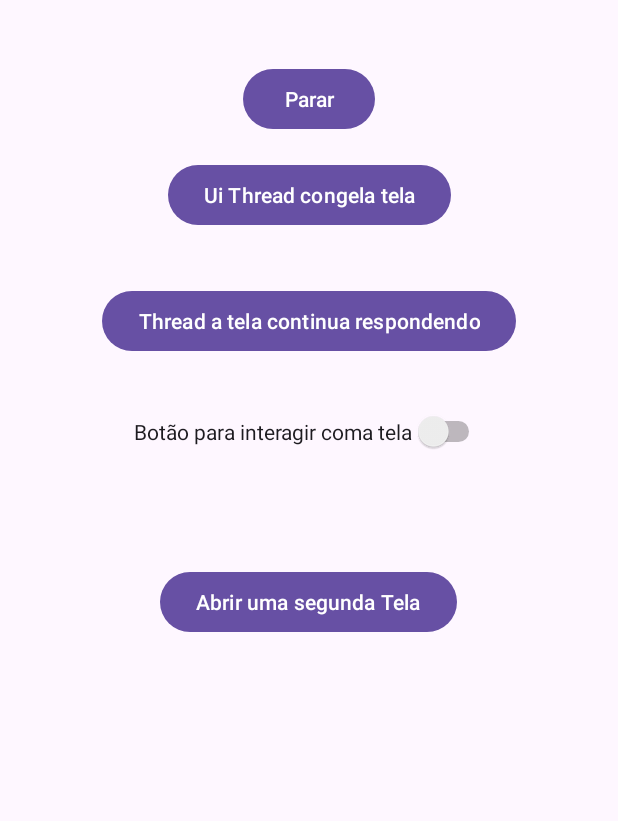
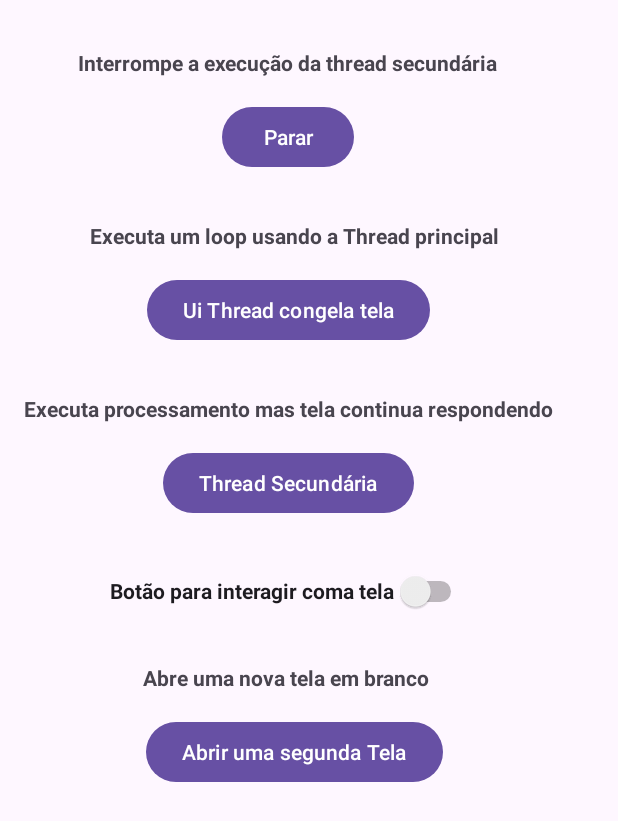
Before and after one commit to WesleySchuab/AulaThreadKotlin, an Android app: the layout activity_main.xml on its own in the app's theme, with its tools: preview values and no code run, on a phone screen of 412 x 824 dp. Shown: the top 821 px of the screen. Run offline under Robolectric (Android 15) with nearby library versions, the phone set to English and light mode, and no system bars.

Commit message:
Adicionando titulos

```diff
--- a/app/src/main/res/layout/activity_main.xml
+++ b/app/src/main/res/layout/activity_main.xml
@@ -3,22 +3,9 @@
     xmlns:app="http://schemas.android.com/apk/res-auto"
     xmlns:tools="http://schemas.android.com/tools"
     android:id="@+id/main"
-    android:layout_width="match_parent"
-    android:layout_height="match_parent"
+    android:layout_width="wrap_content"
+    android:layout_height="wrap_content"
     tools:context=".MainActivity">
-
-    <Button
-        android:id="@+id/btnParar"
-        android:layout_width="wrap_content"
-        android:layout_height="wrap_content"
-        android:layout_marginStart="16dp"
-        android:layout_marginTop="42dp"
-        android:layout_marginEnd="16dp"
-        android:text="Parar"
-        app:layout_constraintEnd_toEndOf="parent"
-        app:layout_constraintHorizontal_bias="0.5"
-        app:layout_constraintStart_toStartOf="parent"
-        app:layout_constraintTop_toTopOf="parent" />
 
     <Button
         android:id="@+id/btnInciar"
@@ -29,41 +16,104 @@
         android:layout_marginEnd="16dp"
         android:text="Ui Thread congela tela"
         app:layout_constraintEnd_toEndOf="parent"
-        app:layout_constraintHorizontal_bias="0.5"
         app:layout_constraintStart_toStartOf="parent"
-        app:layout_constraintTop_toBottomOf="@+id/btnParar" />
+        app:layout_constraintTop_toBottomOf="@+id/textView2" />
 
-    <Switch
-        android:id="@+id/switch1"
+    <Button
+        android:id="@+id/btnParar"
         android:layout_width="wrap_content"
         android:layout_height="wrap_content"
-        android:layout_marginTop="36dp"
-        android:text="Botão para interagir coma tela"
+        android:layout_marginStart="16dp"
+        android:layout_marginTop="16dp"
+        android:layout_marginEnd="16dp"
+        android:text="Parar"
         app:layout_constraintEnd_toEndOf="parent"
-        app:layout_constraintHorizontal_bias="0.5"
+        app:layout_constraintHorizontal_bias="0.498"
         app:layout_constraintStart_toStartOf="parent"
-        app:layout_constraintTop_toBottomOf="@+id/btnThread" />
+        app:layout_constraintTop_toBottomOf="@+id/txtTituloParar" />
 
     <Button
         android:id="@+id/btnAbrir"
         android:layout_width="wrap_content"
         android:layout_height="wrap_content"
         android:layout_marginStart="16dp"
-        android:layout_marginTop="76dp"
+        android:layout_marginTop="16dp"
         android:layout_marginEnd="16dp"
         android:text="Abrir uma segunda Tela"
         app:layout_constraintEnd_toEndOf="parent"
-        app:layout_constraintHorizontal_bias="0.498"
+        app:layout_constraintHorizontal_bias="0.528"
         app:layout_constraintStart_toStartOf="parent"
-        app:layout_constraintTop_toBottomOf="@+id/switch1" />
+        app:layout_constraintTop_toBottomOf="@+id/textView4" />
 
     <Button
         android:id="@+id/btnThread"
         android:layout_width="wrap_content"
         android:layout_height="wrap_content"
-        android:layout_marginTop="36dp"
-        android:text="Thread a tela continua respondendo"
+        android:layout_marginTop="16dp"
+        android:text="Thread Secundária"
         app:layout_constraintEnd_toEndOf="parent"
         app:layout_constraintStart_toStartOf="parent"
+        app:layout_constraintTop_toBottomOf="@+id/textView3" />
+
+    <Switch
+        android:id="@+id/switch1"
+        android:layout_width="wrap_content"
+        android:layout_height="32dp"
+        android:layout_marginTop="32dp"
+        android:text="Botão para interagir coma tela"
+        android:textStyle="bold"
+        app:layout_constraintEnd_toEndOf="parent"
+        app:layout_constraintStart_toStartOf="parent"
+        app:layout_constraintTop_toBottomOf="@+id/btnThread" />
+
+    <TextView
+        android:id="@+id/txtTituloParar"
+        android:layout_width="wrap_content"
+        android:layout_height="wrap_content"
+        android:layout_marginTop="32dp"
+        android:text="Interrompe a execução da thread secundária"
+        android:textStyle="bold"
+        app:layout_constraintEnd_toEndOf="parent"
+        app:layout_constraintHorizontal_bias="0.5"
+        app:layout_constraintStart_toStartOf="parent"
+        app:layout_constraintTop_toTopOf="parent" />
+
+    <TextView
+        android:id="@+id/textView2"
+        android:layout_width="wrap_content"
+        android:layout_height="wrap_content"
+        android:layout_marginTop="32dp"
+        android:text="Executa um loop usando a Thread principal"
+        android:textStyle="bold"
+        app:layout_constraintEnd_toEndOf="parent"
+        app:layout_constraintHorizontal_bias="0.535"
+        app:layout_constraintStart_toStartOf="parent"
+        app:layout_constraintTop_toBottomOf="@+id/btnParar" />
+
+    <TextView
+        android:id="@+id/textView3"
+        android:layout_width="wrap_content"
+        android:layout_height="wrap_content"
+        android:layout_marginStart="16dp"
+        android:layout_marginTop="32dp"
+        android:layout_marginEnd="16dp"
+        android:text="Executa processamento mas tela continua respondendo"
+        android:textStyle="bold"
+        app:layout_constraintEnd_toEndOf="parent"
+        app:layout_constraintHorizontal_bias="0.498"
+        app:layout_constraintStart_toStartOf="parent"
         app:layout_constraintTop_toBottomOf="@+id/btnInciar" />
+
+    <TextView
+        android:id="@+id/textView4"
+        android:layout_width="wrap_content"
+        android:layout_height="wrap_content"
+        android:layout_marginTop="32dp"
+        android:text="Abre uma nova tela em branco "
+        android:textStyle="bold"
+        app:layout_constraintEnd_toEndOf="parent"
+        app:layout_constraintHorizontal_bias="0.5"
+        app:layout_constraintStart_toStartOf="parent"
+        app:layout_constraintTop_toBottomOf="@+id/switch1" />
+
 </androidx.constraintlayout.widget.ConstraintLayout>
```
